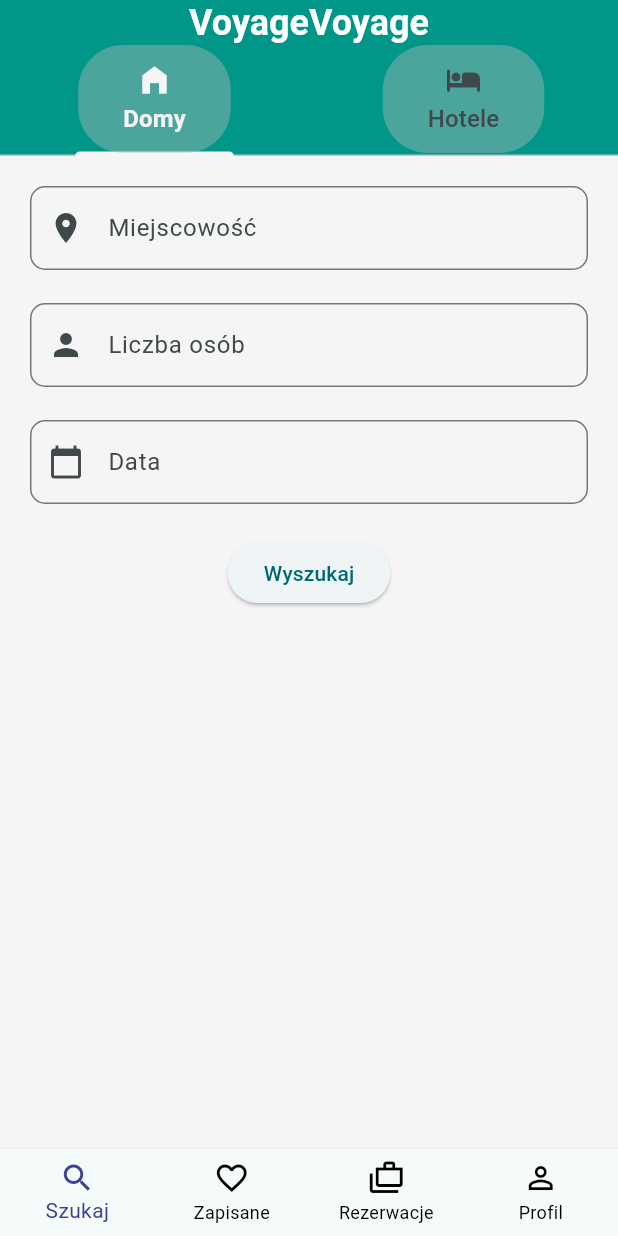
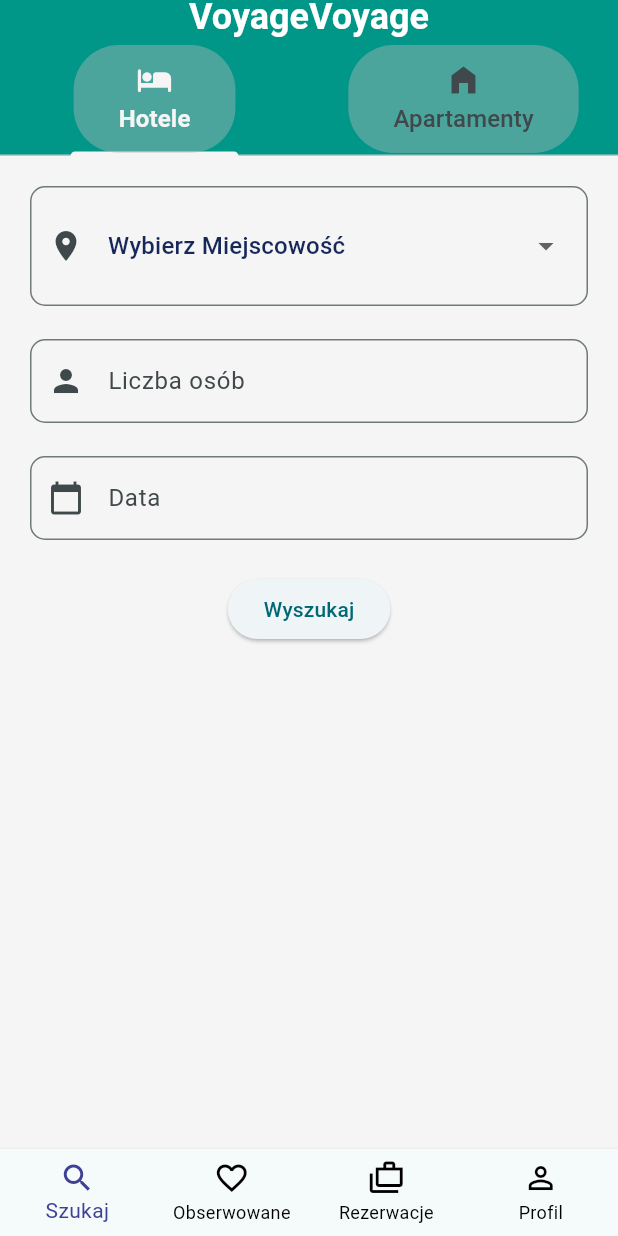
Before and after one commit to HappyHunt/travel_app, a Flutter app: the screen it shows after launch, on a phone screen of 412 x 824 dp. Run offline on Flutter 3.47's test engine with Material 2 defaults, Android fonts, the phone set to English and light mode, and no system bars; our stand-ins replace firebase_core, flutter_calendar_carousel; missing offline and left inert: dart:ffi; accounts and stored records are empty.

Commit message:
wishlist list added, fixes

```diff
--- a/lib/nav/bottom_nav.dart
+++ b/lib/nav/bottom_nav.dart
@@ -38,7 +38,7 @@ class _BottomNavState extends State<BottomNav> {
           Icons.favorite_border_outlined,
           color: Colors.black,
         ),
-        label: "Zapisane"));
+        label: "Obserwowane"));
     items.add(BottomNavigationBarItem(
 
         activeIcon: Icon(
--- a/lib/pages/home/home_page.dart
+++ b/lib/pages/home/home_page.dart
@@ -9,7 +9,7 @@ import 'package:flutter_calendar_carousel/classes/event_list.dart';
 
 import '../../main.dart';
 
-List<String> categories = <String>['Domy', 'Hotele'];
+List<String> categories = <String>['Hotele', 'Apartamenty'];
 TextEditingController _dateValueController = TextEditingController();
 
 class HomeScreen extends StatelessWidget {
@@ -33,6 +33,8 @@ class AppBarHome extends StatelessWidget {
         child: Scaffold(
             appBar: AppBar(
               title: const Center(
+                child: Padding(
+                padding: const EdgeInsets.only(top: 2.0, bottom: 10.0),
                   child: Text(
                     'VoyageVoyage',
                     style: TextStyle(
@@ -40,6 +42,7 @@ class AppBarHome extends StatelessWidget {
                       fontWeight: FontWeight.bold, // Add bold style
                       color: Colors.white, // Text color
                     ),
+                  )
                 ),
               ),
               scrolledUnderElevation: 4.0,
@@ -62,7 +65,7 @@ class AppBarHome extends StatelessWidget {
                       ),
                       padding: const EdgeInsets.symmetric(horizontal: 30.0),
                       child: Tab(
-                        icon: const Icon(Icons.home_filled, size: 24),
+                        icon: const Icon(Icons.hotel_rounded, size: 24),
                         text: categories[0],
                       ),
                     ),
@@ -77,7 +80,7 @@ class AppBarHome extends StatelessWidget {
                       ),
                       padding: const EdgeInsets.symmetric(horizontal: 30.0),
                       child: Tab(
-                        icon: const Icon(Icons.hotel_rounded, size: 24),
+                        icon: const Icon(Icons.home_filled, size: 24),
                         text: categories[1],
                       ),
                     ),
@@ -89,8 +92,13 @@ class AppBarHome extends StatelessWidget {
   }
 }
 
-class SearchScreen extends StatelessWidget {
+class SearchScreen extends StatefulWidget {
+  @override
+  _SearchScreenState createState() => _SearchScreenState();
+}
 
+class _SearchScreenState extends State<SearchScreen> {
+  String? selectedLocation;
 
   @override
   Widget build(BuildContext context) {
@@ -100,12 +108,29 @@ class SearchScreen extends StatelessWidget {
         child: Column(
           crossAxisAlignment: CrossAxisAlignment.start,
           children: [
-            TextField(
+            InputDecorator(
               decoration: InputDecoration(
-                hintText: 'Miejscowość',
+                hintText: 'Lokalizacja',
                 prefixIcon: Icon(Icons.location_on),
                 border: OutlineInputBorder(
                   borderRadius: BorderRadius.circular(10.0),
+                ),
+              ),
+              child: DropdownButtonHideUnderline(
+                child: DropdownButton<String>(
+                  hint: Text('Wybierz Miejscowość'),
+                  value: selectedLocation,
+                  onChanged: (String? newValue) {
+                    setState(() {
+                      selectedLocation = newValue;
+                    });
+                  },
+                  items: ['Francja', 'Meksyk', 'Cipa Jasia'].map((String value) {
+                    return DropdownMenuItem<String>(
+                      value: value,
+                      child: Text(value),
+                    );
+                  }).toList(),
                 ),
               ),
             ),
@@ -145,12 +170,14 @@ class SearchScreen extends StatelessWidget {
                 child: Text('Wyszukaj'),
               ),
             ),
+            SizedBox(height: 22),
+            if (selectedLocation != null)
+              Text('Wybrana miejscowość: $selectedLocation'),
           ],
         ),
       ),
     );
   }
-
   void _showCalendarDialog(BuildContext context) {
     showDialog(
       context: context,
@@ -217,8 +244,7 @@ class _CalendarWidgetState extends State<CalendarWidget> {
           side: BorderSide(color: Colors.blue, width: 2.0),
         ),
         daysHaveCircularBorder: true,
-      firstDayOfWeek: 1
-    );
+        firstDayOfWeek: 1);
   }
 
   void _handleDateSelection(DateTime date) {
@@ -227,17 +253,18 @@ class _CalendarWidgetState extends State<CalendarWidget> {
         _rangeStartDate = date;
         _rangeEndDate = date;
       });
-    } else if (_rangeStartDate.isBefore(date) && _rangeEndDate.isAfter(date)){
+    } else if (_rangeStartDate.isBefore(date) && _rangeEndDate.isAfter(date)) {
       setState(() {
         _rangeStartDate = date;
       });
-    }
-    else {
+    } else {
       setState(() {
         _rangeEndDate = date;
       });
     }
-    _dateValueController.text = "${_rangeStartDate.year}.${_rangeStartDate.month}.${_rangeStartDate.day} - ${_rangeEndDate.year}.${_rangeEndDate.month}.${_rangeEndDate.day}";
+    _dateValueController.text =
+        "${_rangeStartDate.day}.${_rangeStartDate.month}.${_rangeStartDate.year}  -"
+            "  ${_rangeEndDate.day}.${_rangeEndDate.month}.${_rangeEndDate.year}";
   }
 
   EventList<Event> _generateMarkedDates() {
```
Also changed, not shown: lib/pages/wishlist/wishlist_page.dart (+69 -4 lines), 1 other file. Lines whose indentation alone changed are shown as unchanged.
